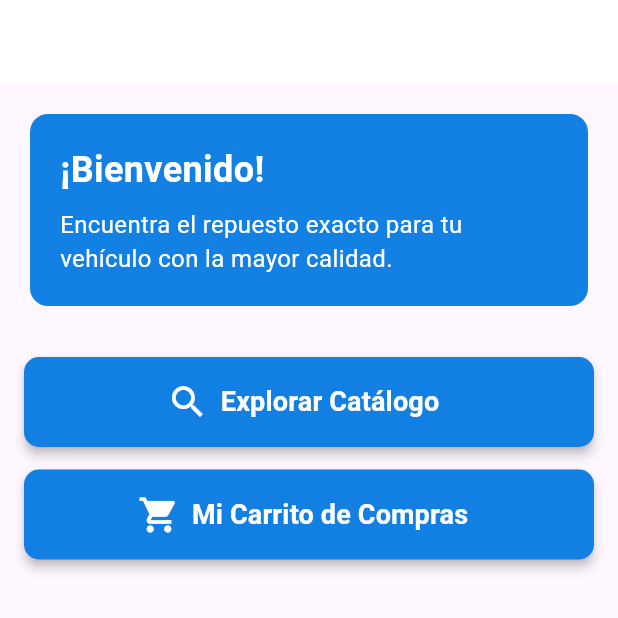
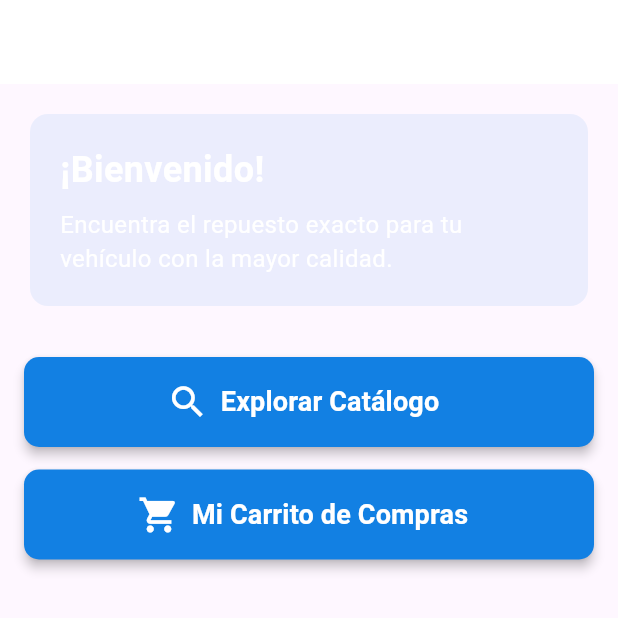
Before and after one commit to cristianquinto/Proyecto-Movil, a Flutter app: the HomeScreen screen opened directly, on a phone screen of 412 x 824 dp, the top half of it. Run offline on Flutter 3.47's test engine with Material 3 defaults, Android fonts, the phone set to English and light mode, and no system bars.

Commit message:
completamente funcional

```diff
--- a/lib/screens/catalog_screen.dart
+++ b/lib/screens/catalog_screen.dart
@@ -82,7 +82,7 @@ class ProductGridItem extends StatelessWidget {
               decoration: BoxDecoration(
                 color: Colors.grey[200],
                 borderRadius: const BorderRadius.vertical(top: Radius.circular(10)),
-                Image.asset('assets/images/BIELETACLIO.jpg')
+                Image.asset 'assets/images/BIELETACLIO.jpg'
                 // Aquí iría Image.network(product.imageUrl) si tuvieses una imagen
               ),
               alignment: Alignment.center,
--- a/lib/screens/home_screen.dart
+++ b/lib/screens/home_screen.dart
@@ -54,7 +54,7 @@ class HomeScreen extends StatelessWidget {
 
   Widget _buildWelcomeCard(BuildContext context) {
     return Card(
-      color: Color.fromRGBO(18, 129, 227, 1), // Fondo sutil
+      color: Color.fromRGBO(18, 129, 227, 0.082), // Fondo sutil
       elevation: 0,
       shape: RoundedRectangleBorder(borderRadius: BorderRadius.circular(12)),
       child: Padding(
```
Also changed, not shown: lib/main.dart (+10 -0 lines).
